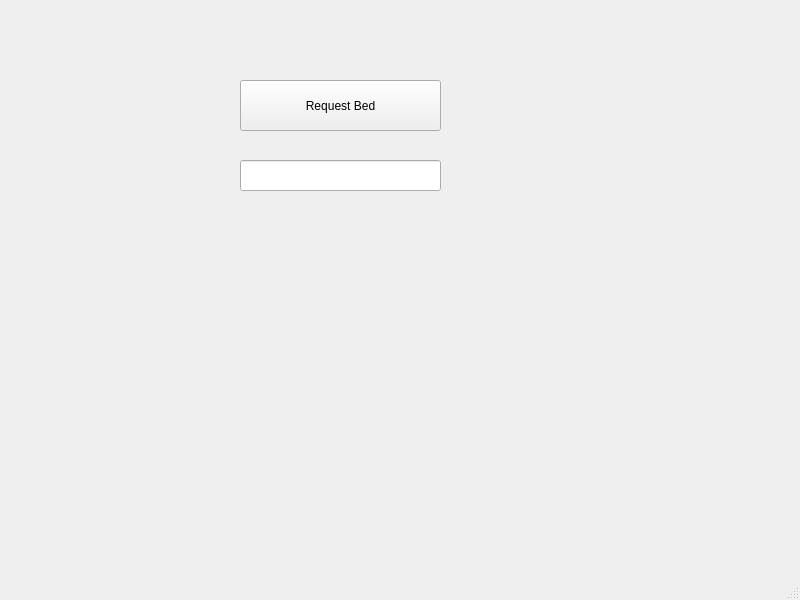
Before: the Qt Designer form doctorwindow.ui in braeden-muller/hospitalBeds, drawn with Qt 5.
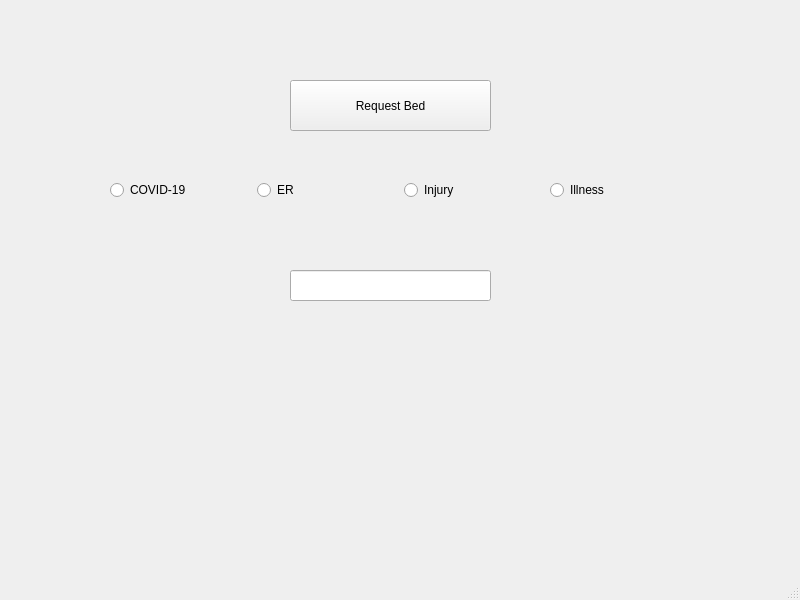
After: the same form once the commit is applied.

Commit message: Added in radio button panel and basic call to client, exception thrown right now :(

Diff of the .ui file:
```diff
--- a/doctorwindow.ui
+++ b/doctorwindow.ui
@@ -20,7 +20,7 @@
    <widget class="QPushButton" name="requestBed">
     <property name="geometry">
      <rect>
-      <x>240</x>
+      <x>290</x>
       <y>80</y>
       <width>201</width>
       <height>51</height>
@@ -33,8 +33,8 @@
    <widget class="QLineEdit" name="requestResponse">
     <property name="geometry">
      <rect>
-      <x>240</x>
-      <y>160</y>
+      <x>290</x>
+      <y>270</y>
       <width>201</width>
       <height>31</height>
      </rect>
@@ -43,6 +43,46 @@
      <bool>true</bool>
     </property>
    </widget>
+   <widget class="QWidget" name="horizontalLayoutWidget">
+    <property name="geometry">
+     <rect>
+      <x>110</x>
+      <y>150</y>
+      <width>581</width>
+      <height>80</height>
+     </rect>
+    </property>
+    <layout class="QHBoxLayout" name="radioLayout">
+     <item>
+      <widget class="QRadioButton" name="covidButton">
+       <property name="text">
+        <string>COVID-19</string>
+       </property>
+      </widget>
+     </item>
+     <item>
+      <widget class="QRadioButton" name="erButton">
+       <property name="text">
+        <string>ER</string>
+       </property>
+      </widget>
+     </item>
+     <item>
+      <widget class="QRadioButton" name="injuryButton">
+       <property name="text">
+        <string>Injury</string>
+       </property>
+      </widget>
+     </item>
+     <item>
+      <widget class="QRadioButton" name="illnessButton">
+       <property name="text">
+        <string>Illness</string>
+       </property>
+      </widget>
+     </item>
+    </layout>
+   </widget>
   </widget>
   <widget class="QMenuBar" name="menubar">
    <property name="geometry">
```
Left out of the diff: 2 changed lines with no effect on the pictures. The commit also changes 4 other files.
